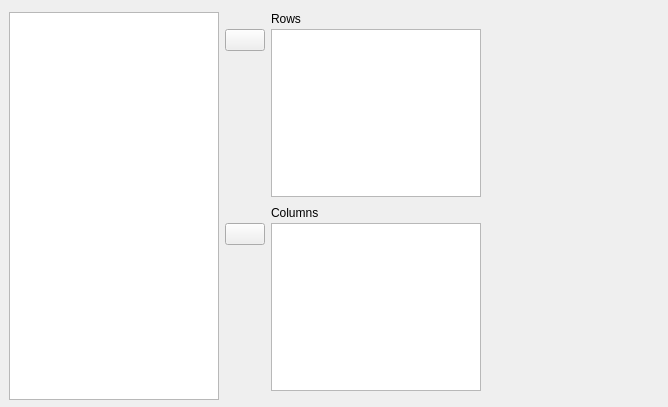
The window that JASP-Desktop/analysisforms/contingencytablesform.ui (jasp-stats/jasp-desktop) describes before a commit, drawn with Qt 5.
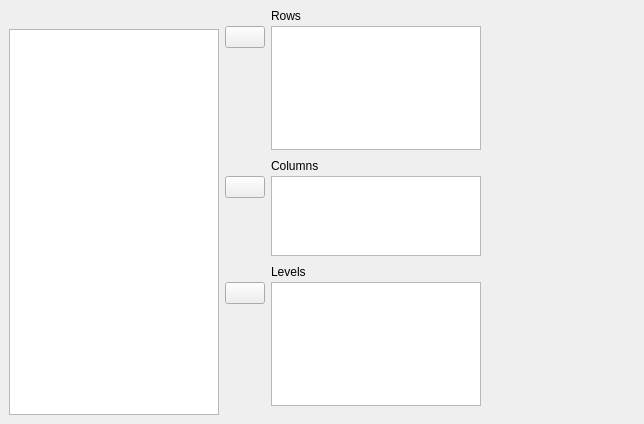
The same window after the commit. Custom widgets are drawn as their Qt base class.

```diff
--- a/JASP-Desktop/analysisforms/contingencytablesform.ui
+++ b/JASP-Desktop/analysisforms/contingencytablesform.ui
@@ -6,14 +6,14 @@
    <rect>
     <x>0</x>
     <y>0</y>
-    <width>668</width>
-    <height>407</height>
+    <width>644</width>
+    <height>424</height>
    </rect>
   </property>
   <property name="windowTitle">
    <string>Form</string>
   </property>
-  <layout class="QGridLayout" name="gridLayout_3">
+  <layout class="QGridLayout" name="gridLayout_5">
    <property name="leftMargin">
     <number>0</number>
    </property>
@@ -26,18 +26,9 @@
    <property name="bottomMargin">
     <number>0</number>
    </property>
-   <item row="0" column="0">
+   <item row="1" column="0">
     <widget class="QWidget" name="widget_3" native="true">
-     <property name="maximumSize">
-      <size>
-       <width>16777215</width>
-       <height>400</height>
-      </size>
-     </property>
-     <layout class="QGridLayout" name="gridLayout_7">
-      <property name="bottomMargin">
-       <number>3</number>
-      </property>
+     <layout class="QGridLayout" name="gridLayout_4">
       <property name="verticalSpacing">
        <number>0</number>
       </property>
@@ -51,86 +42,7 @@
         </property>
        </widget>
       </item>
-      <item row="3" column="2">
-       <widget class="QWidget" name="widget" native="true">
-        <layout class="QGridLayout" name="gridLayout">
-         <property name="leftMargin">
-          <number>0</number>
-         </property>
-         <property name="topMargin">
-          <number>0</number>
-         </property>
-         <property name="rightMargin">
-          <number>0</number>
-         </property>
-         <property name="verticalSpacing">
-          <number>3</number>
-         </property>
-         <item row="0" column="0">
-          <widget class="QWidget" name="widget_9" native="true"/>
-         </item>
-         <item row="1" column="0">
-          <widget class="AssignButton" name="buttonAssignRandom">
-           <property name="maximumSize">
-            <size>
-             <width>50</width>
-             <height>16777215</height>
-            </size>
-           </property>
-           <property name="text">
-            <string/>
-           </property>
-          </widget>
-         </item>
-         <item row="1" column="1" rowspan="2">
-          <widget class="BoundListView" name="columns">
-           <property name="sizePolicy">
-            <sizepolicy hsizetype="Maximum" vsizetype="Expanding">
-             <horstretch>0</horstretch>
-             <verstretch>0</verstretch>
-            </sizepolicy>
-           </property>
-           <property name="minimumSize">
-            <size>
-             <width>0</width>
-             <height>80</height>
-            </size>
-           </property>
-           <property name="maximumSize">
-            <size>
-             <width>210</width>
-             <height>16777215</height>
-            </size>
-           </property>
-           <property name="selectionMode">
-            <enum>QAbstractItemView::ExtendedSelection</enum>
-           </property>
-          </widget>
-         </item>
-         <item row="2" column="0">
-          <spacer name="verticalSpacer">
-           <property name="orientation">
-            <enum>Qt::Vertical</enum>
-           </property>
-           <property name="sizeHint" stdset="0">
-            <size>
-             <width>20</width>
-             <height>84</height>
-            </size>
-           </property>
-          </spacer>
-         </item>
-         <item row="0" column="1">
-          <widget class="QLabel" name="label_3">
-           <property name="text">
-            <string>Columns</string>
-           </property>
-          </widget>
-         </item>
-        </layout>
-       </widget>
-      </item>
-      <item row="2" column="2">
+      <item row="0" column="1" rowspan="2">
        <widget class="QWidget" name="widget_5" native="true">
         <layout class="QGridLayout" name="gridLayout_2">
          <property name="leftMargin">
@@ -209,6 +121,164 @@
         </layout>
        </widget>
       </item>
+      <item row="4" column="1">
+       <widget class="QWidget" name="widget_6" native="true">
+        <layout class="QGridLayout" name="gridLayout_3">
+         <property name="leftMargin">
+          <number>0</number>
+         </property>
+         <property name="topMargin">
+          <number>0</number>
+         </property>
+         <property name="rightMargin">
+          <number>0</number>
+         </property>
+         <property name="verticalSpacing">
+          <number>3</number>
+         </property>
+         <item row="0" column="0">
+          <widget class="QWidget" name="widget_10" native="true"/>
+         </item>
+         <item row="1" column="0">
+          <widget class="AssignButton" name="buttonAssignRandom_2">
+           <property name="maximumSize">
+            <size>
+             <width>50</width>
+             <height>16777215</height>
+            </size>
+           </property>
+           <property name="text">
+            <string/>
+           </property>
+          </widget>
+         </item>
+         <item row="1" column="1" rowspan="2">
+          <widget class="BoundListView" name="Levels">
+           <property name="sizePolicy">
+            <sizepolicy hsizetype="Maximum" vsizetype="Expanding">
+             <horstretch>0</horstretch>
+             <verstretch>0</verstretch>
+            </sizepolicy>
+           </property>
+           <property name="minimumSize">
+            <size>
+             <width>0</width>
+             <height>80</height>
+            </size>
+           </property>
+           <property name="maximumSize">
+            <size>
+             <width>210</width>
+             <height>16777215</height>
+            </size>
+           </property>
+           <property name="selectionMode">
+            <enum>QAbstractItemView::ExtendedSelection</enum>
+           </property>
+          </widget>
+         </item>
+         <item row="2" column="0">
+          <spacer name="verticalSpacer_3">
+           <property name="orientation">
+            <enum>Qt::Vertical</enum>
+           </property>
+           <property name="sizeHint" stdset="0">
+            <size>
+             <width>20</width>
+             <height>84</height>
+            </size>
+           </property>
+          </spacer>
+         </item>
+         <item row="0" column="1">
+          <widget class="QLabel" name="label_4">
+           <property name="text">
+            <string>Levels</string>
+           </property>
+          </widget>
+         </item>
+        </layout>
+       </widget>
+      </item>
+      <item row="2" column="1" rowspan="2">
+       <widget class="QWidget" name="widget" native="true">
+        <layout class="QGridLayout" name="gridLayout">
+         <property name="leftMargin">
+          <number>0</number>
+         </property>
+         <property name="topMargin">
+          <number>0</number>
+         </property>
+         <property name="rightMargin">
+          <number>0</number>
+         </property>
+         <property name="verticalSpacing">
+          <number>3</number>
+         </property>
+         <item row="0" column="0">
+          <widget class="QWidget" name="widget_9" native="true"/>
+         </item>
+         <item row="1" column="0">
+          <widget class="AssignButton" name="buttonAssignRandom">
+           <property name="maximumSize">
+            <size>
+             <width>50</width>
+             <height>16777215</height>
+            </size>
+           </property>
+           <property name="text">
+            <string/>
+           </property>
+          </widget>
+         </item>
+         <item row="1" column="1" rowspan="2">
+          <widget class="BoundListView" name="columns">
+           <property name="sizePolicy">
+            <sizepolicy hsizetype="Maximum" vsizetype="Expanding">
+             <horstretch>0</horstretch>
+             <verstretch>0</verstretch>
+            </sizepolicy>
+           </property>
+           <property name="minimumSize">
+            <size>
+             <width>0</width>
+             <height>80</height>
+            </size>
+           </property>
+           <property name="maximumSize">
+            <size>
+             <width>210</width>
+             <height>16777215</height>
+            </size>
+           </property>
+           <property name="selectionMode">
+            <enum>QAbstractItemView::ExtendedSelection</enum>
+           </property>
+          </widget>
+         </item>
+         <item row="2" column="0">
+          <spacer name="verticalSpacer">
+           <property name="orientation">
+            <enum>Qt::Vertical</enum>
+           </property>
+           <property name="sizeHint" stdset="0">
+            <size>
+             <width>20</width>
+             <height>84</height>
+            </size>
+           </property>
+          </spacer>
+         </item>
+         <item row="0" column="1">
+          <widget class="QLabel" name="label_3">
+           <property name="text">
+            <string>Columns</string>
+           </property>
+          </widget>
+         </item>
+        </layout>
+       </widget>
+      </item>
       <item row="1" column="0" rowspan="4">
        <widget class="AvailableFieldsListView" name="listAvailableFields">
         <property name="sizePolicy">
@@ -237,7 +307,7 @@
      </layout>
     </widget>
    </item>
-   <item row="0" column="1">
+   <item row="1" column="1">
     <widget class="QWidget" name="widget_4" native="true">
      <property name="minimumSize">
       <size>
```
Left out of the diff: 1 changed line with no effect on the pictures.
